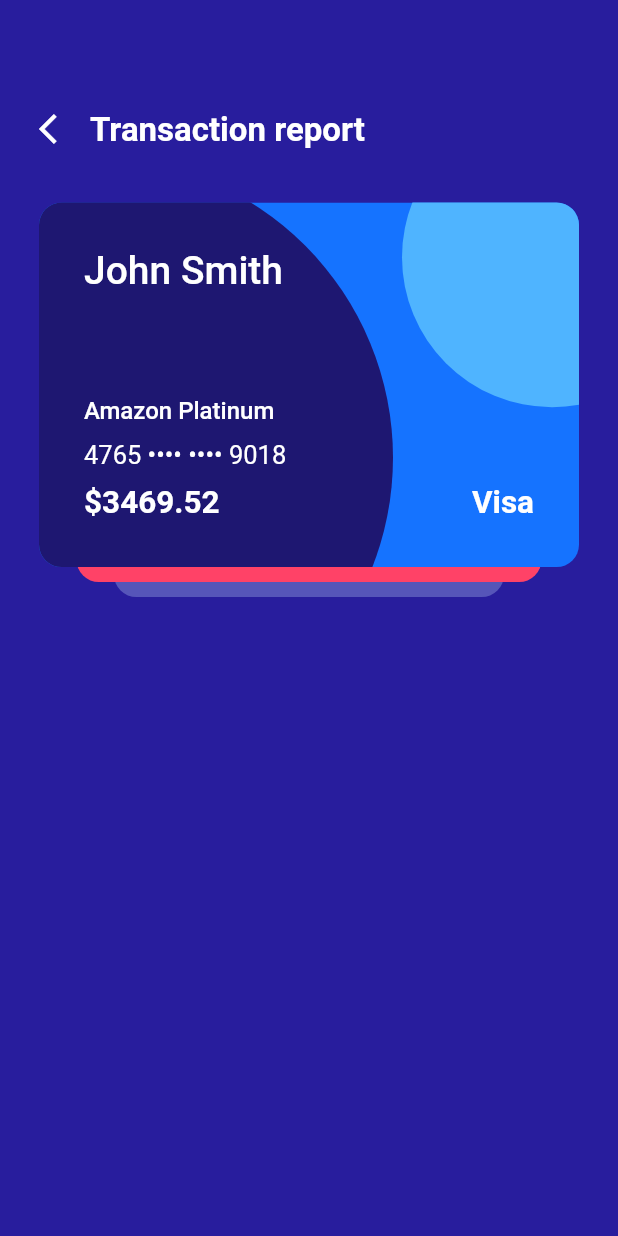
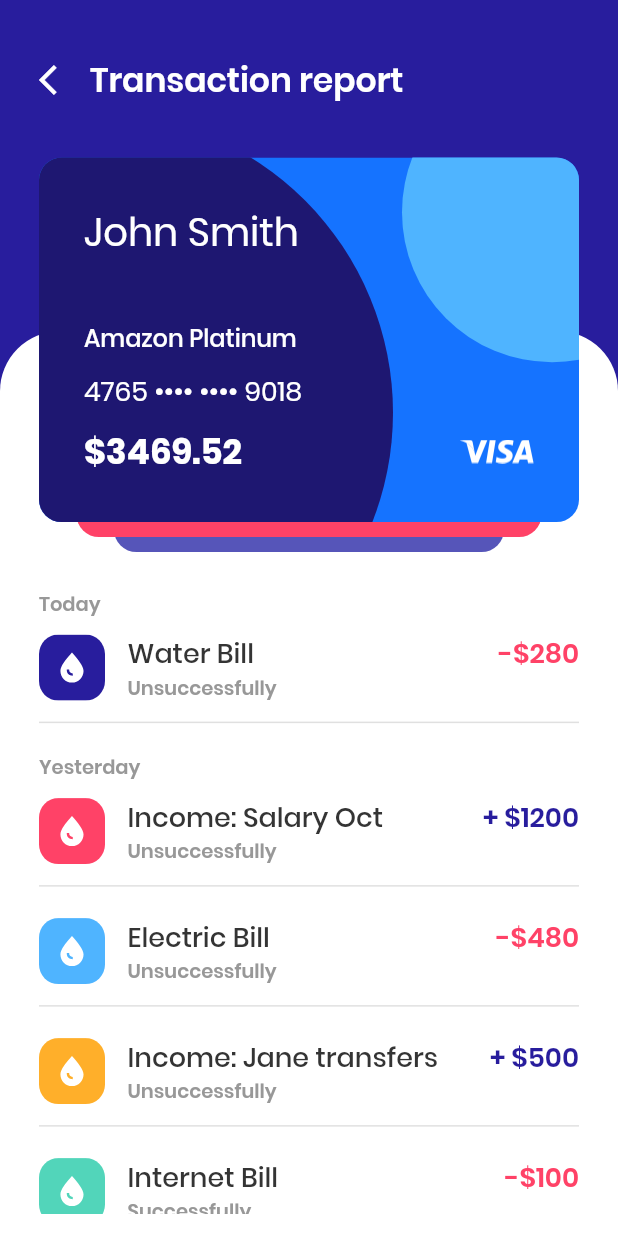
Before and after one commit to artebiakin/art_flutter, a Flutter app: the screen it shows after launch, on a phone screen of 412 x 824 dp. Run offline on Flutter 3.47's test engine with Material 2 defaults, Android fonts, the phone set to English and light mode, and no system bars.

Commit message:
added list transaction, fonts, etc

```diff
--- /dev/null
+++ b/lib/data/Transaction.dart
@@ -0,0 +1,8 @@
+class Transaction {
+  String name;
+  bool isSuccessfully;
+  double value;
+  DateTime data;
+
+  Transaction(this.name, this.isSuccessfully, this.value, this.data);
+}
--- a/lib/globalVariables.dart
+++ b/lib/globalVariables.dart
@@ -16,9 +16,16 @@ const Color gray = Color.fromRGBO(152, 152, 152, 1);
 const Color white = Color.fromRGBO(255, 255, 255, 1);
 
 /*
-  Size height AppBar
+  Padding
  */
+const double padding_horizontal = 26;
 
-const double appBar_height = 100;
-
-const double padding_horizontal = 26;
+/*
+  Fonts
+ */
+const TextStyle fontStyleTitle =
+    TextStyle(fontWeight: FontWeight.w600, fontSize: 22, color: white);
+const TextStyle fontStyleHeader =
+    TextStyle(fontWeight: FontWeight.w500, fontSize: 18, color: black);
+const TextStyle fontStyleCaption =
+    TextStyle(fontWeight: FontWeight.w600, fontSize: 13, color: gray);
--- a/lib/main.dart
+++ b/lib/main.dart
@@ -15,6 +15,7 @@ class ArtFlutter extends StatelessWidget {
     ));
     return MaterialApp(
       theme: ThemeData(
+        fontFamily: 'Poppins',
         backgroundColor: dark_purple,
       ),
       home: MainScreen(),
--- a/lib/screens/MainScreen.dart
+++ b/lib/screens/MainScreen.dart
@@ -1,21 +1,71 @@
+import 'package:art_flutter/data/Transaction.dart';
 import 'package:art_flutter/globalVariables.dart';
 import 'package:art_flutter/widgets/MAppBar.dart';
 import 'package:art_flutter/widgets/MBusinessCard.dart';
+import 'package:art_flutter/widgets/MListTransaction.dart';
 import 'package:flutter/material.dart';
 
 class MainScreen extends StatelessWidget {
   @override
   Widget build(BuildContext context) {
     return Scaffold(
-        backgroundColor: Theme.of(context).backgroundColor,
-        appBar: MAppBar(title: 'Transaction report'),
-        body: Container(
-          padding: EdgeInsets.symmetric(horizontal: padding_horizontal, vertical: 15),
+      backgroundColor: Theme.of(context).backgroundColor,
+      appBar: MAppBar(title: 'Transaction report'),
+      body: CustomPaint(
+        painter: BGPaint(),
+        child: Container(
+          padding: EdgeInsets.symmetric(
+              horizontal: padding_horizontal, vertical: 15),
           child: Column(
             children: <Widget>[
               MBusinessCard(),
+              Expanded(
+                child: Padding(
+                  padding: EdgeInsets.only(top: 15),
+                  child: MListTransaction(_initTransaction()),
+                ),
+              )
             ],
           ),
-        ));
+        ),
+      ),
+    );
+  }
+
+  List<Transaction> _initTransaction() {
+    DateTime today = DateTime.now();
+    DateTime yesterday = DateTime(today.year, today.month, today.day - 1);
+    List<Transaction> listTransaction = [
+      Transaction('Water Bill', false, -280, today),
+      Transaction('Income: Salary Oct', false, 1200, yesterday),
+      Transaction('Electric Bill', false, -480, yesterday),
+      Transaction('Income: Jane transfers', false, 500, yesterday),
+      Transaction('Internet Bill', true, -100, yesterday),
+    ];
+
+    return listTransaction;
   }
 }
+
+class BGPaint extends CustomPainter {
+  @override
+  void paint(Canvas canvas, Size size) {
+    Paint paint = new Paint()..color = white;
+
+    canvas.drawRRect(
+        RRect.fromRectAndRadius(
+            Rect.fromLTWH(
+              0,
+              size.height * .2,
+              size.width,
+              size.height,
+            ),
+            Radius.circular(40)),
+        paint);
+  }
+
+  @override
+  bool shouldRepaint(CustomPainter oldDelegate) {
+    return oldDelegate != this;
+  }
+}
--- /dev/null
+++ b/lib/widgets/Drop.dart
@@ -0,0 +1,62 @@
+import 'package:flutter/material.dart';
+
+import '../globalVariables.dart';
+
+class Drop extends StatelessWidget {
+  const Drop({Key key}) : super(key: key);
+
+  @override
+  Widget build(BuildContext context) {
+    return CustomPaint(
+      painter: DropPaint(),
+    );
+  }
+}
+
+class DropPaint extends CustomPainter {
+  @override
+  void paint(Canvas canvas, Size size) {
+    Paint fill = Paint()
+      ..color = white
+      ..style = PaintingStyle.fill;
+
+    Path dropGeometry = Path()
+      ..moveTo(size.width / 2, 0)
+      ..cubicTo(size.width * .54, size.height * .047, size.width * .517,
+          size.height * .022, size.width * .499, 0)
+      ..cubicTo(size.width * .4797, size.height * .0235, size.width * .458,
+          size.height * .049, size.width * .435, size.height * .074)
+      ..cubicTo(size.width * .3, size.height * .228, size.height * .114,
+          size.width * .447, size.height * .114, size.width * .614)
+      ..cubicTo(size.width * .115, size.width * .722, size.height * .156,
+          size.width * .817, size.height * .225, size.width * .887)
+      ..cubicTo(size.width * .296, size.width * .956, size.height * .39,
+          size.width, size.width * .5, size.width)
+      ..cubicTo(size.width * .605, size.width, size.width * .702,
+          size.width * .958, size.width * .771, size.width * .887)
+      ..cubicTo(size.width * .84, size.width * .817, size.width * .885,
+          size.width * .72, size.width * .885, size.width * .614)
+      ..cubicTo(size.width * .885, size.width * .447, size.width * .6974,
+          size.height * .23, size.width / 2, 0);
+
+    Path lineGeometry = Path()
+      ..moveTo(size.width * .325, size.height * .5662)
+      ..lineTo(size.width * .405, size.height * .5662)
+      ..cubicTo(size.width * .405, size.width * .65, size.height * .445,
+          size.width * .692, size.height * .526, size.width * .692)
+      ..cubicTo(size.height * .526, size.width * .744, size.height * .526,
+          size.width * .772, size.height * .526, size.width * .772)
+      ..cubicTo(size.width * .392, size.width * .772, size.height * .325,
+          size.width * .703, size.height * .325, size.height * .5662);
+
+    Path result =
+        Path.combine(PathOperation.difference, dropGeometry, lineGeometry);
+
+    canvas.drawPath(result, fill);
+  }
+
+  @override
+  bool shouldRepaint(CustomPainter oldDelegate) {
+    return oldDelegate != this;
+  }
+}
--- a/lib/widgets/MAppBar.dart
+++ b/lib/widgets/MAppBar.dart
@@ -3,6 +3,7 @@ import 'package:flutter/material.dart';
 import '../globalVariables.dart';
 
 class MAppBar extends StatelessWidget with PreferredSizeWidget {
+  final double appBarHeight = 70;
   final String title;
 
   MAppBar({Key key, this.title}) : super(key: key);
@@ -20,6 +21,7 @@ class MAppBar extends StatelessWidget with PreferredSizeWidget {
             mainAxisAlignment: MainAxisAlignment.end,
             children: <Widget>[
               Wrap(
+                crossAxisAlignment: WrapCrossAlignment.center,
                 spacing: 10,
                 children: <Widget>[
                   Icon(
@@ -28,33 +30,17 @@ class MAppBar extends StatelessWidget with PreferredSizeWidget {
                   ),
                   Text(
                     title,
-                    style: TextStyle(
-                        fontWeight: FontWeight.bold,
-                        fontSize: 22,
-                        color: white),
+                    style: fontStyleTitle,
                   ),
                 ],
               )
             ],
           ),
         ),
-        // title: Padding(
-        //   padding: EdgeInsets.symmetric(horizontal: padding_horizontal),
-        //   child: Wrap(
-        //     alignment: WrapAlignment.end,
-        //     crossAxisAlignment: WrapCrossAlignment.end,
-        //     direction: Axis.horizontal,
-        //     spacing: 10,
-        //     children: <Widget>[
-        //       Icon(Icons.arrow_back_ios),
-        //       Text(title),
-        //     ],
-        //   ),
-        // ),
       ),
     );
   }
 
   @override
-  Size get preferredSize => Size.fromHeight(appBar_height);
+  Size get preferredSize => Size.fromHeight(appBarHeight);
 }
--- a/lib/widgets/MBusinessCard.dart
+++ b/lib/widgets/MBusinessCard.dart
@@ -57,8 +57,7 @@ class MBusinessCard extends StatelessWidget {
             children: <Widget>[
               Text(
                 card.nameOwner,
-                style: TextStyle(
-                    fontSize: 26, color: white, fontWeight: FontWeight.w500),
+                style: TextStyle(fontSize: 26, color: white),
               ),
             ],
           ),
@@ -73,8 +72,7 @@ class MBusinessCard extends StatelessWidget {
               _getMargin(),
               Text(
                 _parseCardNumber(card.number),
-                style: TextStyle(
-                    fontSize: 17, color: white, fontWeight: FontWeight.w400),
+                style: TextStyle(fontSize: 18, color: white),
               ),
               _getMargin(),
               Row(
@@ -84,17 +82,15 @@ class MBusinessCard extends StatelessWidget {
                   Text(
                     '\$${card.balance}',
                     style: TextStyle(
-                        fontSize: 21,
+                        fontSize: 23,
                         color: white,
                         fontWeight: FontWeight.w700),
                   ),
-                  Text(
-                    card.operators,
-                    style: TextStyle(
-                        fontSize: 21,
-                        color: white,
-                        fontWeight: FontWeight.w700),
-                  ),
+                  Container(
+                      height: 16,
+                      child: card.operators == 'Visa'
+                          ? Image(image: AssetImage('assets/img/visa.png'))
+                          : Text('This operator not found'))
                 ],
               )
             ],
--- /dev/null
+++ b/lib/widgets/MListTransaction.dart
@@ -0,0 +1,137 @@
+import 'package:art_flutter/data/Transaction.dart';
+import 'package:art_flutter/globalVariables.dart';
+import 'package:art_flutter/widgets/Drop.dart';
+import 'package:flutter/material.dart';
+
+class MListTransaction extends StatelessWidget {
+  final List<Transaction> transactions;
+  static List<Color> colors = [dark_purple, red, light_blue, orange, green];
+  static DateTime currentDate = DateTime.utc(
+      DateTime.now().year, DateTime.now().month, DateTime.now().day);
+  static DateTime dateTransaction;
+
+  const MListTransaction(this.transactions);
+
+  @override
+  Widget build(BuildContext context) {
+    return Container(
+        child: ListView.builder(
+            shrinkWrap: true,
+            itemCount: transactions.length,
+            itemBuilder: (_, i) {
+              bool isRepeat = false;
+
+              if (dateTransaction == null ||
+                  dateTransaction.day != transactions[i].data.day) {
+                dateTransaction = transactions[i].data;
+              } else {
+                isRepeat = true;
+              }
+
+              return Column(
+                children: <Widget>[
+                  isRepeat
+                      ? SizedBox()
+                      : Container(
+                          margin: EdgeInsets.only(top: 10),
+                          alignment: Alignment.centerLeft,
+                          child: Text(
+                            _parseDate(dateTransaction),
+                            style: fontStyleCaption,
+                          ),
+                        ),
+                  Padding(
+                    padding: EdgeInsets.symmetric(vertical: 10),
+                    child: MTransaction(
+                        transactions[i], colors[i % colors.length]),
+                  )
+                ],
+              );
+            }));
+  }
+
+  String _parseDate(DateTime date) {
+    if (date.day == currentDate.day && date.month == currentDate.month)
+      return 'Today';
+    else if (date.day == currentDate.day - 1 && date.month == currentDate.month)
+      return 'Yesterday';
+    return '${date.day}.${date.month}';
+  }
+}
+
+class MTransaction extends StatelessWidget {
+  final Transaction transaction;
+  final Color color;
+
+  const MTransaction(this.transaction, this.color);
+
+  @override
+  Widget build(BuildContext context) {
+    return Container(
+        child: Column(
+      children: <Widget>[
+        Row(
+          mainAxisAlignment: MainAxisAlignment.spaceBetween,
+          crossAxisAlignment: CrossAxisAlignment.start,
+          children: <Widget>[
+            Wrap(
+              crossAxisAlignment: WrapCrossAlignment.center,
+              spacing: 15,
+              children: <Widget>[
+                _drawDropIcon(color),
+                Wrap(
+                  direction: Axis.vertical,
+                  children: <Widget>[
+                    Text(transaction.name, style: fontStyleHeader),
+                    Text(
+                        transaction.isSuccessfully
+                            ? 'Successfully'
+                            : 'Unsuccessfully',
+                        style: fontStyleCaption),
+                  ],
+                ),
+              ],
+            ),
+            _parseValue(transaction.value),
+          ],
+        ),
+        SizedBox(
+          height: 13,
+        ),
+        SizedBox(
+          width: double.infinity,
+          height: 1,
+          child: Container(
+            color: Colors.black12,
+          ),
+        )
+      ],
+    ));
+  }
+
+  Widget _drawDropIcon(Color color) {
+    double _size = 44;
+    double _radius = 13;
+    return ClipRRect(
+      borderRadius: BorderRadius.all(Radius.circular(_radius)),
+      child: Container(
+          width: _size,
+          height: _size,
+          color: color,
+          child: Padding(
+            padding: EdgeInsets.all(12),
+            child: Drop(),
+          )),
+    );
+  }
+
+  Widget _parseValue(double value) {
+    int val = value.toInt().abs();
+    bool isPositive = value >= 0 ? true : false;
+    String result = isPositive ? '+ \$$val' : '-\$$val';
+    return Text(result,
+        style: fontStyleHeader.merge(TextStyle(
+            color: isPositive ? dark_purple : red,
+            fontWeight: FontWeight.w600)));
+  }
+}
```
Also changed, not shown: pubspec.yaml (+18 -17 lines), assets/fonts/Poppins-Bold.ttf (added), assets/fonts/Poppins-Medium.ttf (added), assets/fonts/Poppins-Regular.ttf (added), assets/fonts/Poppins-SemiBold.ttf (added), assets/img/1.5x/visa.png (added), assets/img/2.0x/visa.png (added), assets/img/3.0x/visa.png (added), assets/img/visa.png (added).
